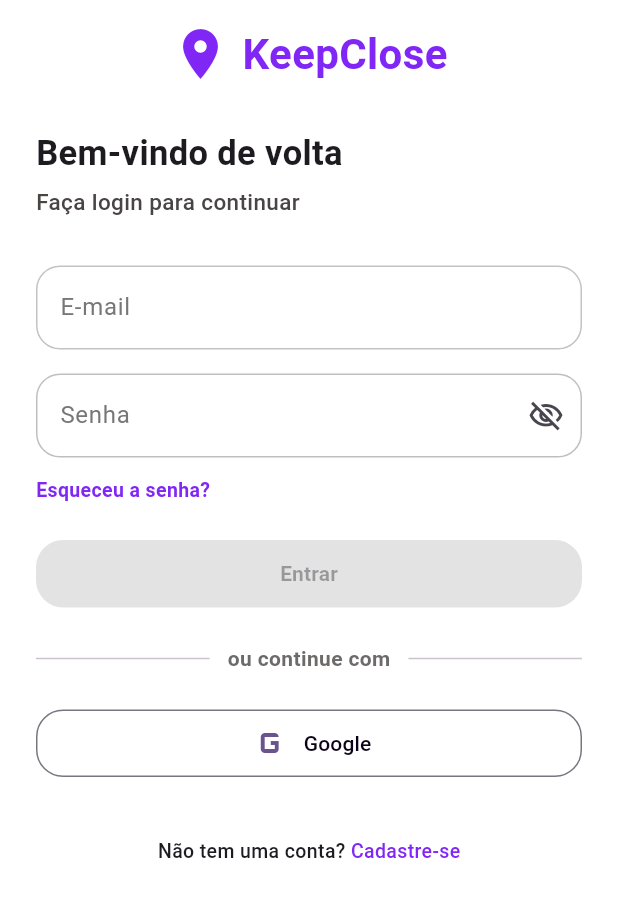
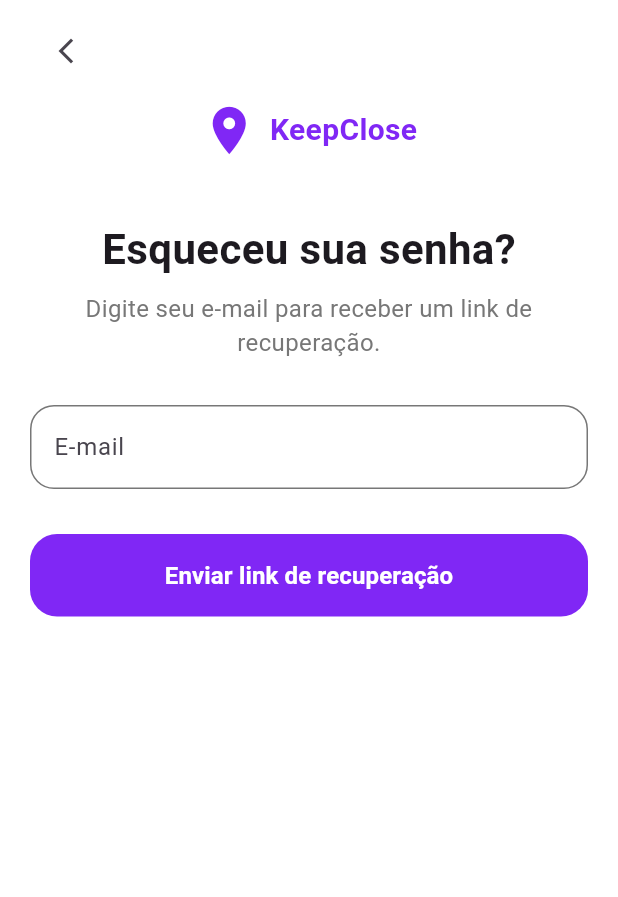
Before and after one commit to Laylateles/Aplicativo_Flutter, a Flutter app: the TelaLogin screen opened directly, after a tap on "Esqueceu a senha?", on a phone screen of 412 x 824 dp. Shown: the top 897 px of the screen. Run offline on Flutter 3.47's test engine with Material 3 defaults, Android fonts, the phone set to English and light mode, and no system bars; our stand-ins replace flutter_svg; Roboto replaces fonts that are missing (Poppins).

Commit message:
Fiz a criação da tela de cadastro, esqueci a senha e da tela de enttrada

```diff
--- a/projeto_fetin/lib/main.dart
+++ b/projeto_fetin/lib/main.dart
@@ -1,8 +1,8 @@
 import 'package:flutter/material.dart';
 import 'tema/app_tema.dart';
-import 'telas/splash/tela_splash.dart';
+//import 'telas/splash/tela_splash.dart';
 import 'package:flutter/gestures.dart';// para poder usar o mouse para arrastar a tela
-
+import 'telas/home/tela_home.dart';
 void main() {
   runApp(const KeepCloseApp());
 }
@@ -21,7 +21,7 @@
 
       scrollBehavior: MeuScroll(),
 
-      home: const TelaSplash(),
+      home: const TelaHome(),
     );
   }
 }
--- /dev/null
+++ b/projeto_fetin/lib/telas/inicio/tela_esqueceuSenha.dart
@@ -0,0 +1,139 @@
+import 'package:flutter/material.dart';
+import 'package:projeto_fetin/tema/app_cores.dart';
+
+class TelaEsqueceuSenha extends StatelessWidget {
+  const TelaEsqueceuSenha({super.key});
+
+  @override
+  Widget build(BuildContext context) {
+    return Scaffold(
+      body: SafeArea(
+        child: Padding(
+          padding: const EdgeInsets.symmetric(
+            horizontal: 20,
+            vertical: 10,
+          ),
+
+          child: Column(
+            crossAxisAlignment: CrossAxisAlignment.center,
+
+            children: [
+              Align(
+                alignment: Alignment.centerLeft,
+
+                child: IconButton(
+                  onPressed: () {
+                    Navigator.pop(context);
+                  },
+
+                  icon: const Icon(
+                    Icons.arrow_back_ios_new,
+                    size: 20,
+                  ),
+                ),
+              ),
+              const SizedBox(height: 10),
+              const Row(
+                mainAxisSize: MainAxisSize.min,
+
+                children: [
+                  Icon(
+                    Icons.location_on,
+                    color: AppCores.roxoMeioTermo,
+                    size: 38,
+                  ),
+
+                  SizedBox(width: 8),
+
+                  Text(
+                    "KeepClose",
+                    style: TextStyle(
+                      fontSize: 20,
+                      fontWeight: FontWeight.bold,
+                      color: AppCores.roxoMeioTermo,
+                    ),
+                  ),
+                ],
+              ),
+              const SizedBox(height: 40),
+              const Text(
+                "Esqueceu sua senha?",
+                style: TextStyle(
+                  fontSize: 28,
+                  fontWeight: FontWeight.bold,
+                ),
+              ),
+              const SizedBox(height: 8),
+              const Text(
+                "Digite seu e-mail para receber um link de recuperação.",
+                textAlign: TextAlign.center,
+                style: TextStyle(
+                  fontSize: 16,
+                  color: AppCores.cinza,
+                ),
+              ),
+              const SizedBox(height: 30),
+              SizedBox(
+                width: double.infinity,
+                child: TextField(
+                  keyboardType: TextInputType.emailAddress,
+
+                  decoration: InputDecoration(
+                    hintText: "E-mail",
+
+                    border: OutlineInputBorder(
+                      borderRadius: BorderRadius.circular(16),
+                    ),
+
+                    enabledBorder: OutlineInputBorder(
+                      borderRadius: BorderRadius.circular(16),
+                      borderSide: const BorderSide(
+                        color: AppCores.cinza,
+                      ),
+                    ),
+
+                    focusedBorder: OutlineInputBorder(
+                      borderRadius: BorderRadius.circular(16),
+                      borderSide: const BorderSide(
+                        color: AppCores.roxoMeioTermo,
+                        width: 2,
+                      ),
+                    ),
+                  ),
+                ),
+              ),
+              const SizedBox(height: 30),
+              SizedBox(
+                width: double.infinity,
+                height: 55,
+                child: ElevatedButton(
+                  style: ElevatedButton.styleFrom(
+                    backgroundColor: AppCores.roxoMeioTermo,
+                    foregroundColor: Colors.white,
+                    shape: RoundedRectangleBorder(
+                      borderRadius: BorderRadius.circular(18),
+                    ),
+                    elevation: 0,
+                  ),
+
+                  onPressed: () {
+
+                  },
+
+                  child: const Text(
+                    "Enviar link de recuperação",
+                    style: TextStyle(
+                      fontSize: 16,
+                      fontWeight: FontWeight.bold,
+                    ),
+                  ),
+                ),
+              ),
+              const SizedBox(height: 20),
+            ],
+          ),
+        ),
+      ),
+    );
+  }
+}
--- a/projeto_fetin/lib/telas/inicio/tela_login.dart
+++ b/projeto_fetin/lib/telas/inicio/tela_login.dart
@@ -1,6 +1,7 @@
 import 'package:flutter/material.dart';
 import 'package:projeto_fetin/tema/app_cores.dart';
 import 'tela_cadastro.dart';
+import 'tela_esqueceuSenha.dart';
 
 class TelaLogin extends StatefulWidget {
   const TelaLogin({super.key});
@@ -183,9 +184,23 @@
               Align(
                 //frase esqueceu a senha
                 alignment: Alignment.centerLeft,
-                child: GestureDetector(
+                child: TextButton(
                   // transforma qualquer widget em algo clicavel
-                  onTap: () {},
+                  onPressed: () {
+                    Navigator.push(
+                          context,
+                          MaterialPageRoute(
+                            builder: (context) => const TelaEsqueceuSenha(),
+                          ),
+                        );
+                  },
+
+                  style: TextButton.styleFrom(
+                    padding: EdgeInsets.zero,
+                    minimumSize: Size.zero,
+                    tapTargetSize: MaterialTapTargetSize.shrinkWrap,
+                  ),
+
                   child: const Text(
                     "Esqueceu a senha?",
                     style: TextStyle(
@@ -284,8 +299,8 @@
                         fontWeight: FontWeight.w500,
                       ),
                     ),
-                    GestureDetector(
-                      onTap: () {
+                    TextButton(
+                      onPressed: () {
                         Navigator.push(
                           context,
                           MaterialPageRoute(
@@ -293,6 +308,13 @@
                           ),
                         );
                       },
+
+                      style: TextButton.styleFrom(// isso é usado para remover o padding do botão e deixar o texto mais próximo do outro texto
+                        padding: EdgeInsets.zero,
+                        minimumSize: Size.zero,
+                        tapTargetSize: MaterialTapTargetSize.shrinkWrap,
+                      ),
+
                       child: const Text(
                         "Cadastre-se",
                         style: TextStyle(
```
Also changed, not shown: projeto_fetin/lib/telas/home/tela_home.dart (added, +153 -0 lines), projeto_fetin/lib/telas/inicio/tela_cadastro.dart (+28 -2 lines).
